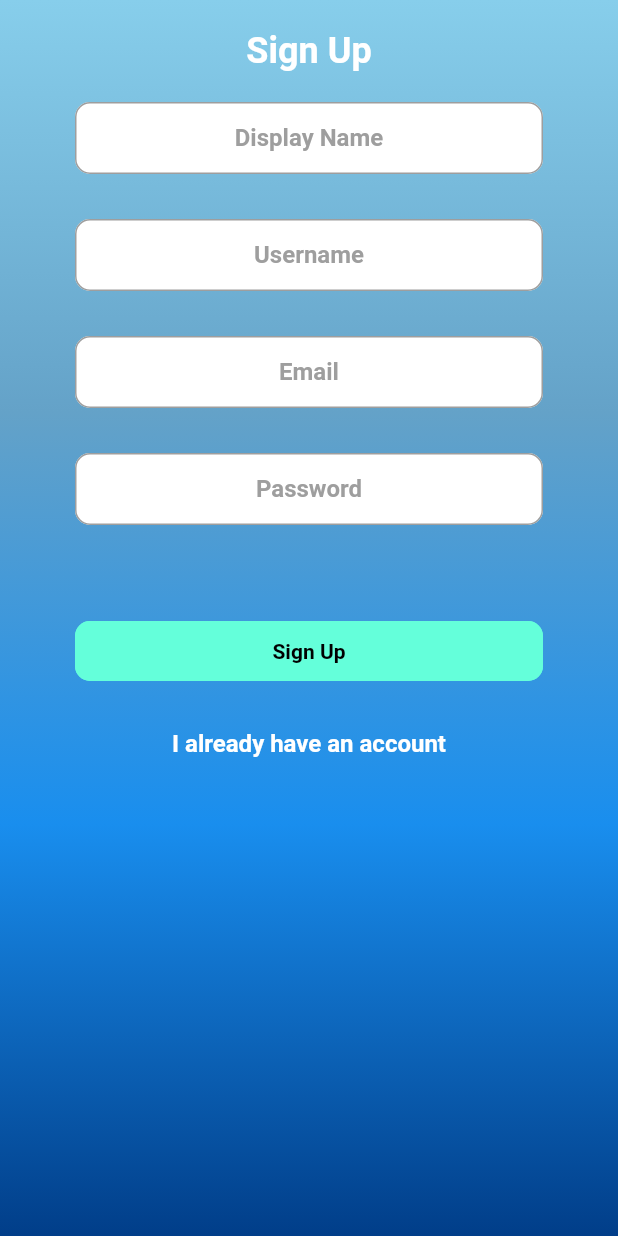
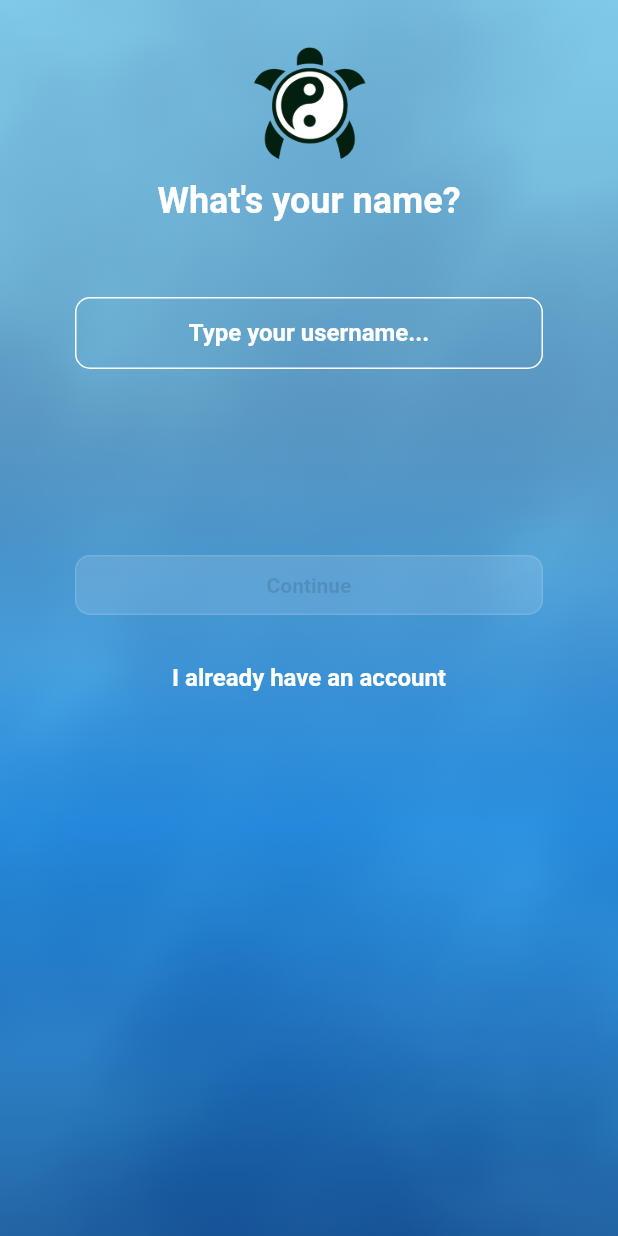
Before and after one commit to jakebildy/lotus, a Flutter app: the screen it shows after launch, on a phone screen of 412 x 824 dp. Run offline on Flutter 3.47's test engine with Material 2 defaults, Android fonts, the phone set to English and light mode, and no system bars; our stand-ins replace audioplayers, circular_countdown_timer, data_connection_checker, firebase_core, firebase_messaging, fl_chart and 13 more; missing offline and left inert: flame, flame_audio, heap_flutter_bridge, ocarina; accounts and stored records are empty; network calls fail.

Commit message:
:fire: improved signup flow

```diff
--- a/meditate_app/lib/controllers/signup_controller.dart
+++ b/meditate_app/lib/controllers/signup_controller.dart
@@ -21,6 +21,13 @@ class SignupController extends GetxController {
   final Rx<String> signupWarningMessage = "".obs;
   final Rx<bool> isLoading = false.obs;
 
+  //page 0
+  final RxString usernameText = "".obs;
+
+  //page 1
+  final RxString emailText = "".obs;
+  final RxString passwordText = "".obs;
+
   // Signup
   void signup() async {
     try {
@@ -28,7 +35,7 @@ class SignupController extends GetxController {
       final User user = await api.auth.signup(
         _email,
         password.text,
-        fullName.text,
+        username.text,
         username.text.toLowerCase().replaceAll(" ", "_"),
       );
       logSuccess("signing up user:" + user.email);
--- a/meditate_app/lib/pages/login/login.dart
+++ b/meditate_app/lib/pages/login/login.dart
@@ -2,6 +2,8 @@ import 'package:flutter/material.dart';
 import 'package:get/get.dart';
 import 'package:meditate_app/components/bubbles/bubbles.dart';
 import 'package:meditate_app/controllers/login_controller.dart';
+
+import '../signup/signup.dart';
 
 class Login extends StatelessWidget {
   const Login({Key? key}) : super(key: key);
@@ -25,10 +27,22 @@ class Login extends StatelessWidget {
               ],
             )),
             child: Padding(
-              padding: const EdgeInsets.fromLTRB(0, 45, 0, 0),
+              padding: const EdgeInsets.fromLTRB(0, 0, 0, 0),
               child: Center(
                 child: Stack(
                   children: [
+                    Hero(
+                      tag: "WaterAnimation",
+                      child: Opacity(
+                        opacity: 0.3,
+                        child: Image.asset(
+                          "assets/images/game/water_2.gif",
+                          height: MediaQuery.of(context).size.height,
+                          width: MediaQuery.of(context).size.width,
+                          fit: BoxFit.cover,
+                        ),
+                      ),
+                    ),
                     Positioned.fill(
                         child: FloatingBubbles.alwaysRepeating(
                       noOfBubbles: 20,
@@ -119,6 +133,8 @@ class Login extends StatelessWidget {
                         const SizedBox(height: 80),
                         Padding(
                           padding: const EdgeInsets.symmetric(horizontal: 50.0),
+                          child: Hero(
+                            tag: "LoginButton",
                             child: ElevatedButton(
                                 style: ButtonStyle(
                                     elevation:
@@ -145,6 +161,22 @@ class Login extends StatelessWidget {
                                               fontWeight: FontWeight.bold)),
                                     ))),
                           ),
+                        ),
+                        const SizedBox(height: 20),
+                        GestureDetector(
+                          onTap: () {
+                            Get.offAll(const Signup());
+                          },
+                          child: const Padding(
+                            padding: EdgeInsets.all(8.0),
+                            child: Text(
+                              "I want to sign up instead",
+                              style: TextStyle(
+                                  fontSize: 16, fontWeight: FontWeight.bold),
+                              textAlign: TextAlign.center,
+                            ),
+                          ),
+                        ),
                         Padding(
                           padding: const EdgeInsets.all(8.0),
                           child: Center(
--- a/meditate_app/lib/pages/signup/signup.dart
+++ b/meditate_app/lib/pages/signup/signup.dart
@@ -5,13 +5,18 @@ import 'package:meditate_app/components/bubbles/bubbles.dart';
 import 'package:meditate_app/controllers/signup_controller.dart';
 import 'package:meditate_app/pages/login/login.dart';
 
-class Signup extends StatelessWidget {
+class Signup extends StatefulWidget {
   final bool? noOptions;
   final bool? isPopup;
-  const Signup({Key? key, this.noOptions, this.isPopup})
-      : super(
-          key: key,
-        );
+
+  const Signup({super.key, this.noOptions, this.isPopup});
+
+  @override
+  State<Signup> createState() => _SignupState();
+}
+
+class _SignupState extends State<Signup> {
+  int page = 0;
 
   @override
   Widget build(BuildContext context) {
@@ -36,6 +41,18 @@ class Signup extends StatelessWidget {
               child: Center(
                 child: Stack(
                   children: [
+                    Hero(
+                      tag: "WaterAnimation",
+                      child: Opacity(
+                        opacity: 0.3,
+                        child: Image.asset(
+                          "assets/images/game/water_2.gif",
+                          height: MediaQuery.of(context).size.height,
+                          width: MediaQuery.of(context).size.width,
+                          fit: BoxFit.cover,
+                        ),
+                      ),
+                    ),
                     Positioned.fill(
                         child: FloatingBubbles.alwaysRepeating(
                       noOfBubbles: 20,
@@ -53,52 +70,29 @@ class Signup extends StatelessWidget {
                       physics: const NeverScrollableScrollPhysics(),
                       children: [
                         const SizedBox(height: 20),
-                        // Center(
-                        //     child: Container(
-                        //         height: 4,
-                        //         child: Hero(
-                        //             tag: "Logo",
-                        //             child: Image.asset("assets/logo.png")))),
-                        const Center(
+                        Center(
+                            child: SizedBox(
+                                height: 100,
+                                child: Hero(
+                                    tag: "Logo",
+                                    child: Image.asset("assets/logo.png")))),
+                        Center(
                           child: Text(
-                            "Sign Up",
-                            style: TextStyle(
+                            page == 0
+                                ? "What's your name?"
+                                : "Create your account",
+                            style: const TextStyle(
                                 fontSize: 24, fontWeight: FontWeight.bold),
                           ),
                         ),
                         const SizedBox(height: 20),
-                        Padding(
+                        const SizedBox(height: 30),
+                        page == 1
+                            ? Container()
+                            : Padding(
                                 padding: EdgeInsets.symmetric(
-                                horizontal: isPopup == true ? 0 : 50),
-                            // First Name
-                            child: TextField(
-                              textAlign: TextAlign.center,
-                              controller: controller.fullName,
-                              style: const TextStyle(
-                                  fontWeight: FontWeight.w600,
-                                  color: Colors.black),
-                              decoration: InputDecoration(
-                                alignLabelWithHint: true,
-                                contentPadding: const EdgeInsets.symmetric(
-                                    vertical: 10, horizontal: 40),
-                                hintText: "Display Name",
-                                fillColor: Colors.white,
-                                hintStyle: const TextStyle(color: Colors.grey),
-                                filled: true,
-                                enabledBorder: OutlineInputBorder(
-                                    borderSide:
-                                        const BorderSide(color: Colors.grey),
-                                    borderRadius: BorderRadius.circular(10.0)),
-                                focusedBorder: OutlineInputBorder(
-                                    borderSide:
-                                        const BorderSide(color: Colors.grey),
-                                    borderRadius: BorderRadius.circular(10.0)),
-                              ),
-                            )),
-                        const SizedBox(height: 30),
-                        Padding(
-                            padding: EdgeInsets.symmetric(
-                                horizontal: isPopup == true ? 0 : 50),
+                                    horizontal:
+                                        widget.isPopup == true ? 0 : 50),
                                 // User Name
                                 child: TextField(
                                   inputFormatters: [
@@ -107,35 +101,50 @@ class Signup extends StatelessWidget {
                                   ],
                                   textAlign: TextAlign.center,
                                   controller: controller.username,
+                                  onChanged: (value) {
+                                    controller.usernameText.value = value;
+                                    controller.update();
+                                  },
                                   style: const TextStyle(
                                       fontWeight: FontWeight.w600,
-                                  color: Colors.black),
+                                      color: Colors.white),
                                   decoration: InputDecoration(
                                     alignLabelWithHint: true,
                                     contentPadding: const EdgeInsets.symmetric(
                                         vertical: 10, horizontal: 40),
-                                hintText: "Username",
-                                fillColor: Colors.white,
-                                hintStyle: const TextStyle(color: Colors.grey),
+                                    hintText: "Type your username...",
+                                    fillColor: Colors.transparent,
+                                    hintStyle:
+                                        const TextStyle(color: Colors.white),
                                     filled: true,
                                     enabledBorder: OutlineInputBorder(
-                                    borderSide:
-                                        const BorderSide(color: Colors.grey),
-                                    borderRadius: BorderRadius.circular(10.0)),
+                                        borderSide: const BorderSide(
+                                          color: Colors.white,
+                                        ),
+                                        borderRadius:
+                                            BorderRadius.circular(10.0)),
                                     focusedBorder: OutlineInputBorder(
-                                    borderSide:
-                                        const BorderSide(color: Colors.grey),
-                                    borderRadius: BorderRadius.circular(10.0)),
+                                        borderSide: const BorderSide(
+                                            color: Colors.white),
+                                        borderRadius:
+                                            BorderRadius.circular(10.0)),
                                   ),
                                 )),
                         const SizedBox(height: 30),
-                        Padding(
+                        page == 0
+                            ? Container()
+                            : Padding(
                                 padding: EdgeInsets.symmetric(
-                                horizontal: isPopup == true ? 0 : 50),
+                                    horizontal:
+                                        widget.isPopup == true ? 0 : 50),
                                 // Email
                                 child: TextField(
                                   textAlign: TextAlign.center,
                                   controller: controller.email,
+                                  onChanged: (value) {
+                                    controller.emailText.value = value;
+                                    controller.update();
+                                  },
                                   style: const TextStyle(
                                       fontWeight: FontWeight.w600,
                                       color: Colors.black),
@@ -145,26 +154,36 @@ class Signup extends StatelessWidget {
                                         vertical: 10, horizontal: 40),
                                     hintText: "Email",
                                     fillColor: Colors.white,
-                                hintStyle: const TextStyle(color: Colors.grey),
+                                    hintStyle:
+                                        const TextStyle(color: Colors.grey),
                                     filled: true,
                                     enabledBorder: OutlineInputBorder(
-                                    borderSide:
-                                        const BorderSide(color: Colors.grey),
-                                    borderRadius: BorderRadius.circular(10.0)),
+                                        borderSide: const BorderSide(
+                                            color: Colors.grey),
+                                        borderRadius:
+                                            BorderRadius.circular(10.0)),
                                     focusedBorder: OutlineInputBorder(
-                                    borderSide:
-                                        const BorderSide(color: Colors.grey),
-                                    borderRadius: BorderRadius.circular(10.0)),
+                                        borderSide: const BorderSide(
+                                            color: Colors.grey),
+                                        borderRadius:
+                                            BorderRadius.circular(10.0)),
                                   ),
                                 )),
                         const SizedBox(height: 30),
-                        Padding(
+                        page == 0
+                            ? Container()
+                            : Padding(
                                 padding: EdgeInsets.symmetric(
-                                horizontal: isPopup == true ? 0 : 50),
+                                    horizontal:
+                                        widget.isPopup == true ? 0 : 50),
                                 // Password
                                 child: TextField(
                                   textAlign: TextAlign.center,
                                   controller: controller.password,
+                                  onChanged: (value) {
+                                    controller.passwordText.value = value;
+                                    controller.update();
+                                  },
                                   obscureText: true,
                                   style: const TextStyle(
                                       fontWeight: FontWeight.w600,
@@ -175,57 +194,99 @@ class Signup extends StatelessWidget {
                                         vertical: 10, horizontal: 40),
                                     hintText: "Password",
                                     fillColor: Colors.white,
-                                hintStyle: const TextStyle(color: Colors.grey),
+                                    hintStyle:
+                                        const TextStyle(color: Colors.grey),
                                     filled: true,
                                     enabledBorder: OutlineInputBorder(
-                                    borderSide:
-                                        const BorderSide(color: Colors.grey),
-                                    borderRadius: BorderRadius.circular(10.0)),
+                                        borderSide: const BorderSide(
+                                            color: Colors.grey),
+                                        borderRadius:
+                                            BorderRadius.circular(10.0)),
                                     focusedBorder: OutlineInputBorder(
-                                    borderSide:
-                                        const BorderSide(color: Colors.grey),
-                                    borderRadius: BorderRadius.circular(10.0)),
+                                        borderSide: const BorderSide(
+                                            color: Colors.grey),
+                                        borderRadius:
+                                            BorderRadius.circular(10.0)),
                                   ),
                                 )),
                         const SizedBox(height: 60),
                         Padding(
                           padding: EdgeInsets.symmetric(
-                              horizontal: isPopup == true ? 0 : 50),
+                              horizontal: widget.isPopup == true ? 0 : 50),
+                          child: Hero(
+                            tag: "LoginButton",
                             child: ElevatedButton(
                                 style: ButtonStyle(
                                     elevation:
                                         MaterialStateProperty.all<double>(0),
-                                  backgroundColor:
-                                      MaterialStateProperty.all<Color>(
-                                          Colors.tealAccent),
-                                  shape: MaterialStateProperty.all<
-                                          RoundedRectangleBorder>(
+                                    backgroundColor: MaterialStateProperty.all<Color>(
+                                        page == 0 && controller.usernameText.value.isNotEmpty ||
+                                                page == 1 &&
+                                                    controller.emailText.value
+                                                        .isNotEmpty &&
+                                                    controller.passwordText
+                                                        .value.isNotEmpty
+                                            ? Colors.tealAccent
+                                            : Colors.white12),
+                                    shape: MaterialStateProperty.all<RoundedRectangleBorder>(
                                         RoundedRectangleBorder(
                                             borderRadius:
                                                 BorderRadius.circular(10.0),
-                                          side: const BorderSide(
-                                              color: Colors.tealAccent)))),
-                              onPressed: controller.signup,
-                              child: const SizedBox(
+                                            side: BorderSide(color: page == 0 && controller.usernameText.value.isNotEmpty || page == 1 && controller.emailText.value.isNotEmpty && controller.passwordText.value.isNotEmpty ? Colors.tealAccent : Colors.white12)))),
+                                onPressed: () {
+                                  if (page == 0) {
+                                    setState(() {
+                                      page = 1;
+                                    });
+                                  } else {
+                                    controller.signup();
+                                  }
+                                },
+                                child: SizedBox(
                                     width: 2000,
                                     child: Padding(
-                                    padding: EdgeInsets.all(12.0),
-                                    child: Text("Sign Up",
+                                      padding: const EdgeInsets.all(12.0),
+                                      child: Text(
+                                          page == 0 ? "Continue" : "Sign Up",
                                           textAlign: TextAlign.center,
                                           style: TextStyle(
-                                            color: Colors.black,
+                                              color: page == 0 &&
+                                                          controller
+                                                              .usernameText
+                                                              .value
+                                                              .isNotEmpty ||
+                                                      page == 1 &&
+                                                          controller
+                                                              .emailText
+                                                              .value
+                                                              .isNotEmpty &&
+                                                          controller
+                                                              .passwordText
+                                                              .value
+                                                              .isNotEmpty
+                                                  ? Colors.black
+                                                  : Colors.black12,
                                               fontWeight: FontWeight.bold)),
                                     ))),
+                          ),
                         ),
                         const SizedBox(height: 20),
                         GestureDetector(
                           onTap: () {
+                            if (page == 0) {
                               Get.to(const Login());
+                            } else {
+                              setState(() {
+                                page = 0;
+                              });
+                            }
                           },
-                          child: const Padding(
+                          child: Padding(
                             padding: EdgeInsets.all(8.0),
                             child: Text(
-                              "I already have an account",
+                              page == 1
+                                  ? "Go Back"
+                                  : "I already have an account",
                               style: TextStyle(
                                   fontSize: 16, fontWeight: FontWeight.bold),
                               textAlign: TextAlign.center,
```
Lines whose indentation alone changed are shown as unchanged.
